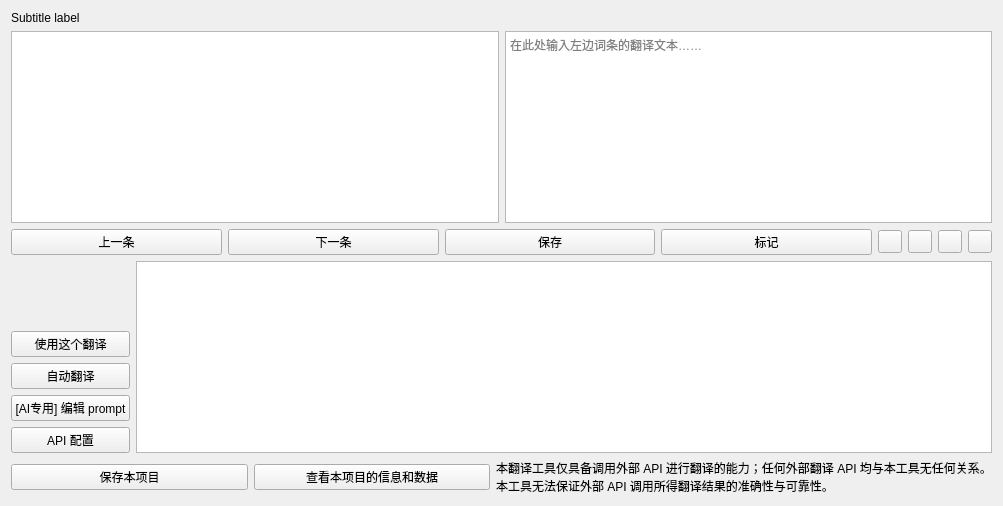
Old version of the form widget/TranslateToolPage.ui in the repository mangofanfan/FanTools.
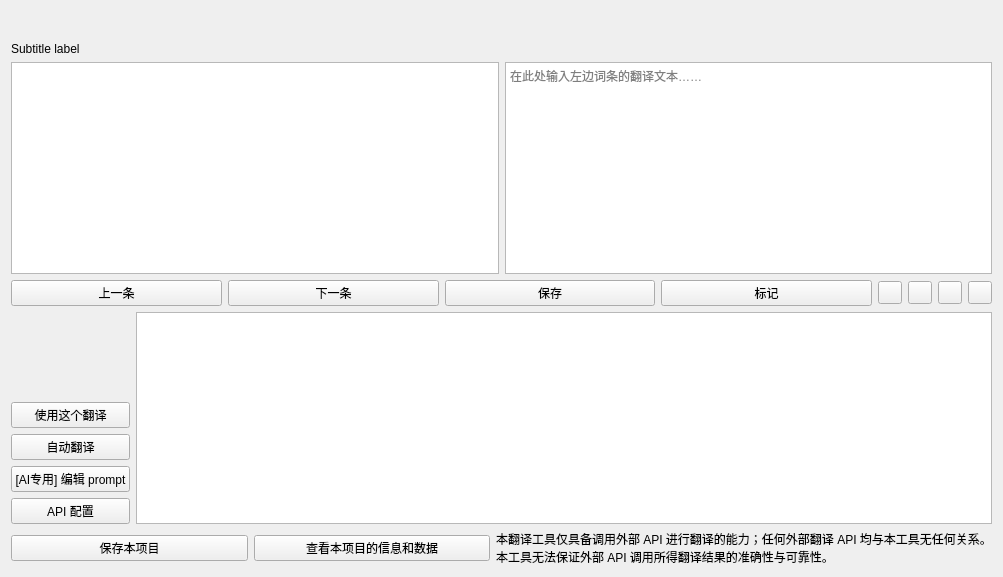
New version of the form. Custom widgets are drawn as their Qt base class.

The edit to the form file:
```diff
--- a/widget/TranslateToolPage.ui
+++ b/widget/TranslateToolPage.ui
@@ -10,7 +10,7 @@
     <x>0</x>
     <y>0</y>
     <width>1003</width>
-    <height>506</height>
+    <height>577</height>
    </rect>
   </property>
   <property name="windowTitle">
@@ -26,6 +26,9 @@
    <string notr="true">QWidget { color: black; }</string>
   </property>
   <layout class="QVBoxLayout" name="verticalLayout_2">
+   <property name="topMargin">
+    <number>42</number>
+   </property>
    <item>
     <layout class="QHBoxLayout" name="horizontalLayout_7">
      <item>
@@ -67,6 +70,9 @@
    </item>
    <item>
     <layout class="QHBoxLayout" name="horizontalLayout">
+     <property name="topMargin">
+      <number>0</number>
+     </property>
      <item>
       <widget class="PushButton" name="PushButton_OneBefore">
        <property name="text">
```
